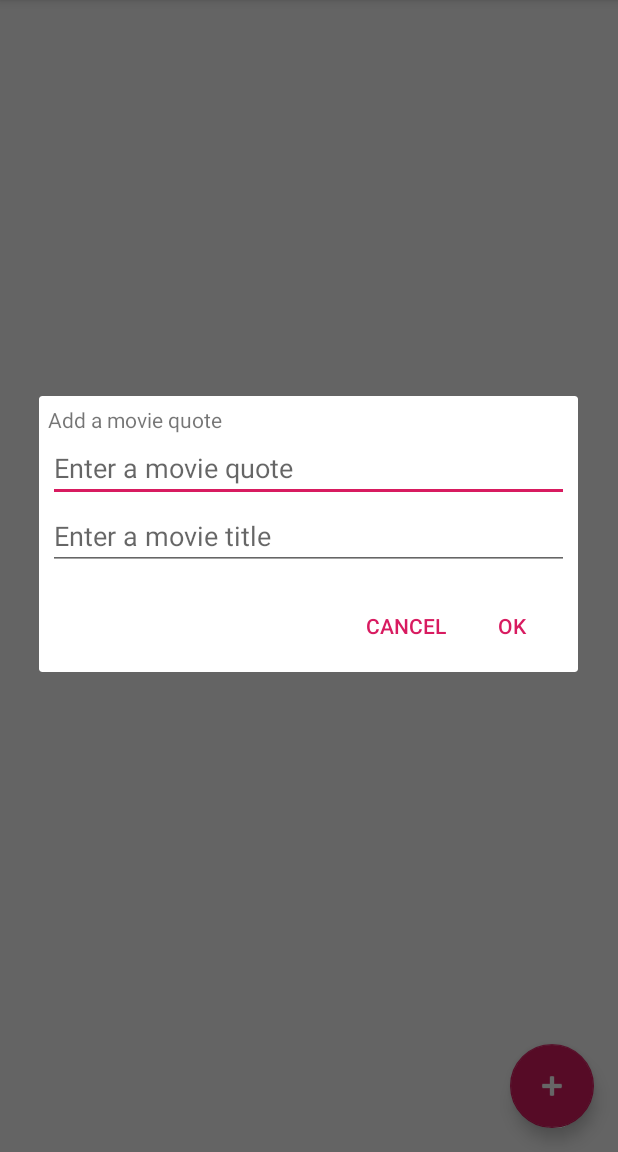
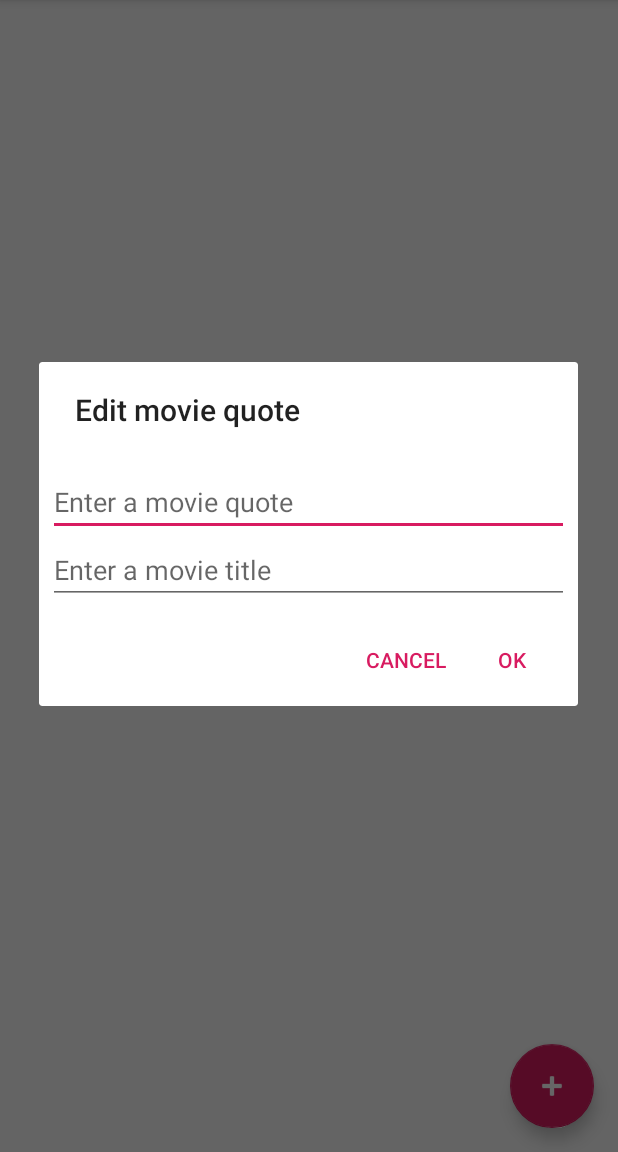
Before and after one commit to LearnAndroidUL/MovieQuotes, an Android app: the screen it shows after launch (MainActivity), after a tap on an icon or button, on a phone screen of 412 x 824 dp, the part 84-1236 px from its top. Run offline under Robolectric (Android 15) with nearby library versions, the phone set to English and light mode, and no system bars; our stand-ins replace Firebase (no records; nobody signed in at launch, a user with empty details on screens opened directly).

```diff
--- a/app/src/main/java/io/ruszkipista/moviequotes/Constants.java
+++ b/app/src/main/java/io/ruszkipista/moviequotes/Constants.java
@@ -2,8 +2,9 @@ package io.ruszkipista.moviequotes;
 
 public class Constants {
     public static final String firebase_collection_mq = "moviequotes";
-    public static final String firebase_column_movie = "movie";
-    public static final String firebase_column_quote = "quote";
+    public static final String KEY_MOVIE = "movie";
+    public static final String KEY_QUOTE = "quote";
+    public static final String KEY_CREATED = "created";
     public static final String log_tag = "MQ";
 
 }
--- a/app/src/main/java/io/ruszkipista/moviequotes/MainActivity.java
+++ b/app/src/main/java/io/ruszkipista/moviequotes/MainActivity.java
@@ -1,10 +1,8 @@
 package io.ruszkipista.moviequotes;
 
-import android.content.ClipData;
 import android.content.DialogInterface;
 import android.os.Bundle;
 import android.support.design.widget.FloatingActionButton;
-import android.support.design.widget.Snackbar;
 import android.support.v7.app.AppCompatActivity;
 import android.support.v7.widget.LinearLayoutManager;
 import android.support.v7.widget.RecyclerView;
@@ -15,9 +13,9 @@ import android.view.Menu;
 import android.view.MenuItem;
 import android.widget.EditText;
 
-import com.google.firebase.firestore.DocumentSnapshot;
 import com.google.firebase.firestore.FirebaseFirestore;
 
+import java.util.Date;
 import java.util.HashMap;
 import java.util.Map;
 
@@ -48,6 +46,8 @@ public class MainActivity extends AppCompatActivity {
     private void showInputDialog(final boolean isEdit) {
             AlertDialog.Builder builder = new AlertDialog.Builder(this);
             View view = getLayoutInflater().inflate(R.layout.moviequote_dialog,null,false);
+            if (isEdit){ builder.setTitle(R.string.dialog_title_add);}
+            else { builder.setTitle(R.string.dialog_title_edit);}
             builder.setView(view);
             final EditText quoteEditTextView = view.findViewById(R.id.dialog_quote_field);
             final EditText movieEditTextView = view.findViewById(R.id.dialog_movie_field);
@@ -70,8 +70,9 @@ public class MainActivity extends AppCompatActivity {
                     } else {
 //                  create new item with captured details
                         Map<String, Object> movieQuote = new HashMap< >();
-                        movieQuote.put(Constants.firebase_column_quote,quote);
-                        movieQuote.put(Constants.firebase_column_movie,movie);
+                        movieQuote.put(Constants.KEY_QUOTE,quote);
+                        movieQuote.put(Constants.KEY_MOVIE,movie);
+                        movieQuote.put(Constants.KEY_CREATED, new Date());
                         FirebaseFirestore.getInstance().collection(Constants.firebase_collection_mq).add(movieQuote);
                     }
                 }
--- a/app/src/main/java/io/ruszkipista/moviequotes/MovieQuoteAdapter.java
+++ b/app/src/main/java/io/ruszkipista/moviequotes/MovieQuoteAdapter.java
@@ -8,18 +8,16 @@ import android.view.View;
 import android.view.ViewGroup;
 import android.widget.TextView;
 import java.util.ArrayList;
-import android.content.Context;
 
 import com.google.firebase.firestore.CollectionReference;
 import com.google.firebase.firestore.DocumentSnapshot;
 import com.google.firebase.firestore.EventListener;
 import com.google.firebase.firestore.FirebaseFirestore;
 import com.google.firebase.firestore.FirebaseFirestoreException;
+import com.google.firebase.firestore.Query;
 import com.google.firebase.firestore.QuerySnapshot;
 
-import java.util.HashMap;
 import java.util.List;
-import java.util.Map;
 
 import javax.annotation.Nullable;
 
@@ -29,7 +27,9 @@ public class MovieQuoteAdapter  extends RecyclerView.Adapter<MovieQuoteAdapter.M
 
         public MovieQuoteAdapter(){
             CollectionReference moviequoteRef = FirebaseFirestore.getInstance().collection(Constants.firebase_collection_mq);
-            moviequoteRef.addSnapshotListener(new EventListener<QuerySnapshot>() {
+            moviequoteRef
+                    .orderBy(Constants.KEY_CREATED, Query.Direction.DESCENDING).limit(50)
+                    .addSnapshotListener(new EventListener<QuerySnapshot>() {
                 @Override
                 public void onEvent(@Nullable QuerySnapshot queryDocumentSnapshots, @Nullable FirebaseFirestoreException e) {
                     if (e != null) {
@@ -66,9 +66,9 @@ public class MovieQuoteAdapter  extends RecyclerView.Adapter<MovieQuoteAdapter.M
         @Override
         public void onBindViewHolder(@NonNull MovieQuoteViewHolder movieQuoteViewHolder, int i) {
             DocumentSnapshot movieQuote = mMovieQuoteSnapshots.get(i);
-            String quote = (String) movieQuote.get(Constants.firebase_column_quote);
+            String quote = (String) movieQuote.get(Constants.KEY_QUOTE);
             movieQuoteViewHolder.mQuoteTextView.setText(quote);
-            String movie = (String) movieQuote.get(Constants.firebase_column_movie);
+            String movie = (String) movieQuote.get(Constants.KEY_MOVIE);
             movieQuoteViewHolder.mMovieTextView.setText(movie);
         }
 
--- a/app/src/main/res/layout/moviequote_dialog.xml
+++ b/app/src/main/res/layout/moviequote_dialog.xml
@@ -6,8 +6,7 @@
     android:orientation="vertical">
     <TextView
         android:layout_width="match_parent"
-        android:layout_height="wrap_content"
-        android:text="@string/dialog_title" />
+        android:layout_height="wrap_content" />
     <EditText
         android:id="@+id/dialog_quote_field"
         android:layout_width="match_parent"
--- a/app/src/main/res/values/strings.xml
+++ b/app/src/main/res/values/strings.xml
@@ -3,7 +3,8 @@
     <string name="action_settings">Settings</string>
     <string name="default_quote">Quote goes here</string>
     <string name="default_movie">Movie goes here</string>
-    <string name="dialog_title">Add a movie quote</string>
+    <string name="dialog_title_add">Add a movie quote</string>
+    <string name="dialog_title_edit">Edit movie quote</string>
     <string name="dialog_quote_hint">Enter a movie quote</string>
     <string name="dialog_movie_hint">Enter a movie title</string>
 </resources>
```
